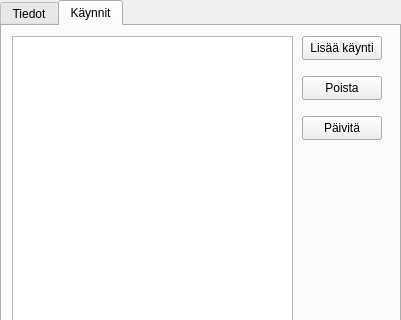
Before: the Qt Designer form customerinfo.ui in juhotuominen/CustomerManagerQT, drawn with Qt 5; both pictures show x 0 to 401 and y 0 to 320 of the 401 by 585 pixel window.
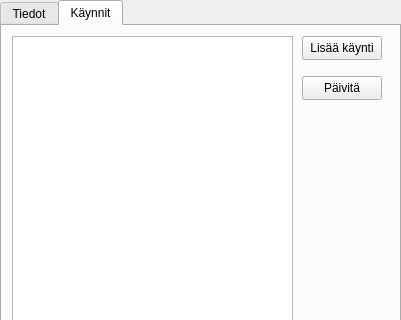
After: the same form once the commit is applied. The open tabs and pages were chosen to show the change.

```diff
--- a/customerinfo.ui
+++ b/customerinfo.ui
@@ -353,19 +353,6 @@
       <string>Lisää käynti</string>
      </property>
     </widget>
-    <widget class="QPushButton" name="removeVisitButton">
-     <property name="geometry">
-      <rect>
-       <x>300</x>
-       <y>50</y>
-       <width>80</width>
-       <height>24</height>
-      </rect>
-     </property>
-     <property name="text">
-      <string>Poista</string>
-     </property>
-    </widget>
     <widget class="QTextBrowser" name="textBrowser">
      <property name="geometry">
       <rect>
@@ -380,7 +367,7 @@
      <property name="geometry">
       <rect>
        <x>300</x>
-       <y>90</y>
+       <y>50</y>
        <width>80</width>
        <height>24</height>
       </rect>
```
